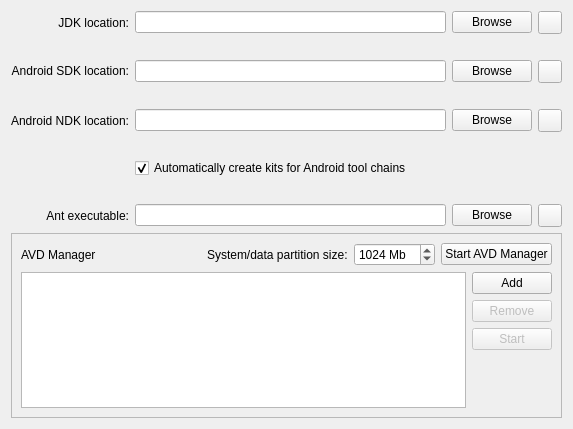
The window that src/plugins/android/androidsettingswidget.ui (qt-creator/qt-creator) describes before a commit, drawn with Qt 5.
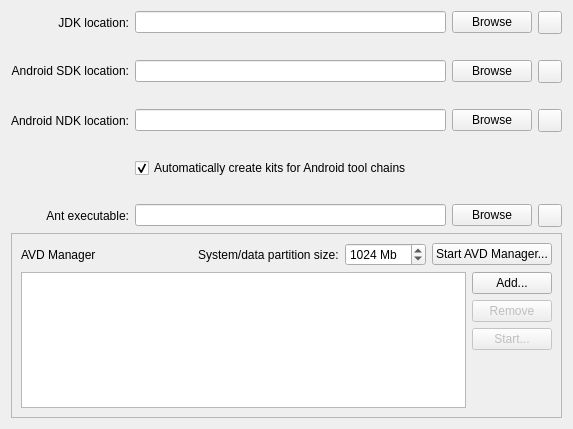
The same window after the commit. Icons and pictures are not drawn.

Commit message: Add "..." to buttons which open a dialog

Patch:
```diff
--- a/src/plugins/android/androidsettingswidget.ui
+++ b/src/plugins/android/androidsettingswidget.ui
@@ -340,7 +340,7 @@
          <bool>false</bool>
         </property>
         <property name="text">
-         <string>Start</string>
+         <string>Start...</string>
         </property>
        </widget>
       </item>
@@ -389,7 +389,7 @@
         <item>
          <widget class="QPushButton" name="manageAVDPushButton">
           <property name="text">
-           <string>Start AVD Manager</string>
+           <string>Start AVD Manager...</string>
           </property>
          </widget>
         </item>
@@ -408,7 +408,7 @@
       <item row="1" column="1">
        <widget class="QPushButton" name="AVDAddPushButton">
         <property name="text">
-         <string>Add</string>
+         <string>Add...</string>
         </property>
        </widget>
       </item>
```
The commit also changes 6 other files.
